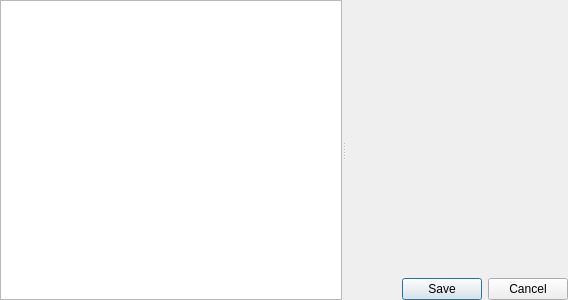
First picture: the form in plugins/pmhplugin/pmhmodewidget.ui, repository FreeHealth/freehealth, before the edit.
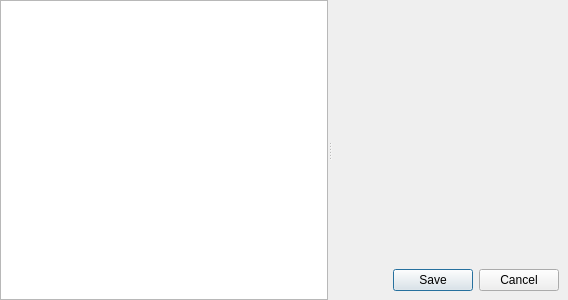
Second picture: the form after the edit. Custom widgets are drawn as their Qt base class.

What changed in the file:
```diff
--- a/plugins/pmhplugin/pmhmodewidget.ui
+++ b/plugins/pmhplugin/pmhmodewidget.ui
@@ -49,7 +49,8 @@
        </item>
       </layout>
      </widget>
-     <widget class="QWidget" name="layoutWidget">
+     <widget class="QStackedWidget" name="stackedWidget">
+      <widget class="QWidget" name="Page1">
       <layout class="QVBoxLayout" name="verticalLayout">
        <item>
         <widget class="PMH::PmhViewer" name="pmhViewer" native="true"/>
@@ -62,6 +63,7 @@
         </widget>
        </item>
       </layout>
+      </widget>
      </widget>
     </widget>
    </item>
```
Lines whose indentation alone changed are shown as unchanged.
